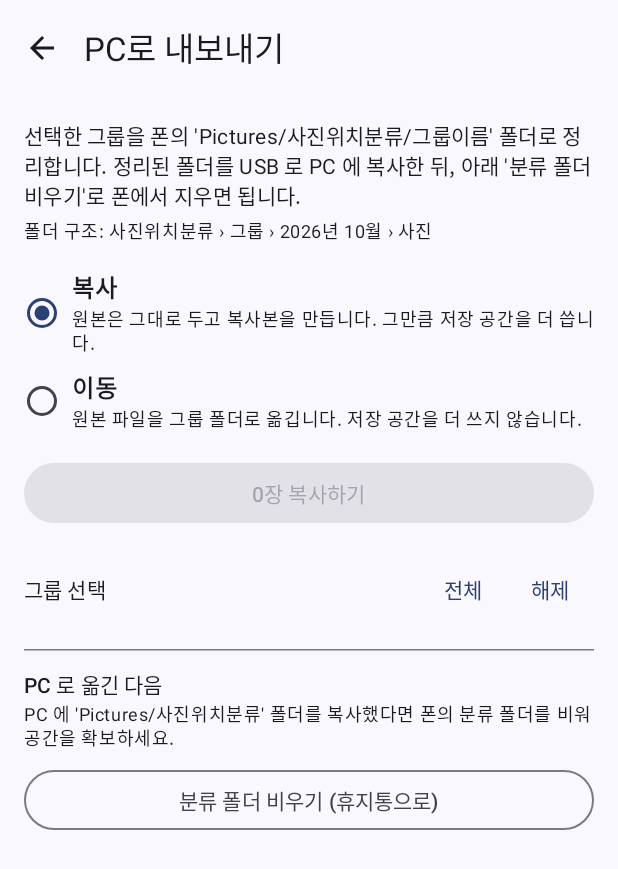
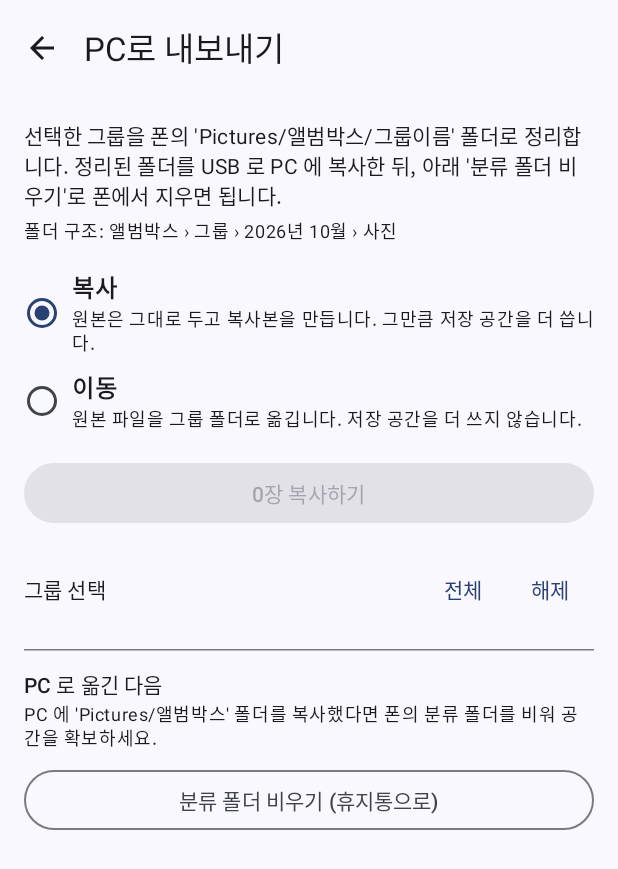
Before and after one commit to lswlight/1st, an Android app built with Jetpack Compose: the screen it shows after launch (MainActivity), after a tap on "PC로 내보내기", on a phone screen of 412 x 824 dp. Shown: the top 869 px of the screen. Run offline under Robolectric (Android 15) with nearby library versions, the phone set to English and light mode, and no system bars; libraries missing offline, so code that uses them is left out: coil.decode.

Commit message:
내보내기 폴더 이름을 Pictures/앨범박스 로 변경
예전 폴더(Pictures/사진위치분류)도 분류 폴더 비우기와 출처 판별에서 계속 인식한다.

Claude-Session: https://claude.ai/code/session_01X3WCR597DtTYbTkuqXLqAN

```diff
--- a/photo-location-app/app/src/main/java/com/lswlight/photolocation/GalleryViewModel.kt
+++ b/photo-location-app/app/src/main/java/com/lswlight/photolocation/GalleryViewModel.kt
@@ -369,7 +369,7 @@ class GalleryViewModel(app: Application) : AndroidViewModel(app) {
         requestNextMove()
     }
 
-    /** 내보내기 폴더(Pictures/사진위치분류)를 통째로 휴지통으로 보낸다. */
+    /** 내보내기 폴더(Pictures/앨범박스)를 통째로 휴지통으로 보낸다. */
     fun clearExported() {
         if (_state.value.exportProgress != null) return
         viewModelScope.launch {
@@ -461,4 +461,4 @@ class GalleryViewModel(app: Application) : AndroidViewModel(app) {
 }
 
 private const val PC_GUIDE =
-    "\n\nPC 에 USB 로 연결한 뒤 '내 PC › 휴대폰 › 내장 메모리 › Pictures › 사진위치분류' 폴더를 복사하세요."
+    "\n\nPC 에 USB 로 연결한 뒤 '내 PC › 휴대폰 › 내장 메모리 › Pictures › 앨범박스' 폴더를 복사하세요."
--- a/photo-location-app/app/src/main/java/com/lswlight/photolocation/MainActivity.kt
+++ b/photo-location-app/app/src/main/java/com/lswlight/photolocation/MainActivity.kt
@@ -521,7 +521,7 @@ private fun ExportScreen(
             title = { Text("원본 사진을 옮길까요?") },
             text = {
                 Text(
-                    "${count}장의 원본이 'Pictures/사진위치분류' 아래 그룹 폴더로 옮겨집니다. " +
+                    "${count}장의 원본이 'Pictures/앨범박스' 아래 그룹 폴더로 옮겨집니다. " +
                         "갤러리 앱에서는 계속 보이지만 원래 폴더(카메라 등)에서는 빠집니다.\n\n" +
                         "다음 화면에서 시스템이 수정 허락을 묻습니다."
                 )
@@ -534,7 +534,7 @@ private fun ExportScreen(
             title = { Text("분류 폴더를 비울까요?") },
             text = {
                 Text(
-                    "'Pictures/사진위치분류' 안의 사진을 모두 휴지통으로 보냅니다.\n\n" +
+                    "'Pictures/앨범박스' 안의 사진을 모두 휴지통으로 보냅니다.\n\n" +
                         "• 복사로 내보냈다면: 복사본만 지워지고 원본은 남습니다.\n" +
                         "• 이동으로 내보냈다면: 폰에서 사진이 사라집니다. PC 로 옮긴 것을 꼭 확인하세요.\n\n" +
                         "휴지통에서 30일 안에는 되살릴 수 있습니다."
@@ -561,12 +561,12 @@ private fun ExportScreen(
             item {
                 Column(Modifier.padding(16.dp)) {
                     Text(
-                        "선택한 그룹을 폰의 'Pictures/사진위치분류/그룹이름' 폴더로 정리합니다. " +
+                        "선택한 그룹을 폰의 'Pictures/앨범박스/그룹이름' 폴더로 정리합니다. " +
                             "정리된 폴더를 USB 로 PC 에 복사한 뒤, 아래 '분류 폴더 비우기'로 폰에서 지우면 됩니다.",
                         style = MaterialTheme.typography.bodyMedium,
                     )
                     Spacer(Modifier.height(4.dp))
-                    Text("폴더 구조: 사진위치분류 › 그룹 › 2026년 10월 › 사진", style = MaterialTheme.typography.bodySmall)
+                    Text("폴더 구조: 앨범박스 › 그룹 › 2026년 10월 › 사진", style = MaterialTheme.typography.bodySmall)
                     Spacer(Modifier.height(12.dp))
                     ModeRow(!move, "복사", "원본은 그대로 두고 복사본을 만듭니다. 그만큼 저장 공간을 더 씁니다.") { move = false }
                     ModeRow(move, "이동", "원본 파일을 그룹 폴더로 옮깁니다. 저장 공간을 더 쓰지 않습니다.") { move = true }
@@ -621,7 +621,7 @@ private fun ExportScreen(
                     Spacer(Modifier.height(12.dp))
                     Text("PC 로 옮긴 다음", style = MaterialTheme.typography.titleSmall)
                     Text(
-                        "PC 에 'Pictures/사진위치분류' 폴더를 복사했다면 폰의 분류 폴더를 비워 공간을 확보하세요.",
+                        "PC 에 'Pictures/앨범박스' 폴더를 복사했다면 폰의 분류 폴더를 비워 공간을 확보하세요.",
                         style = MaterialTheme.typography.bodySmall,
                     )
                     Spacer(Modifier.height(8.dp))
--- a/photo-location-app/app/src/main/java/com/lswlight/photolocation/PhotoSource.kt
+++ b/photo-location-app/app/src/main/java/com/lswlight/photolocation/PhotoSource.kt
@@ -23,8 +23,8 @@ fun receivedGroupName(relativePath: String): String? {
     val lower = path.lowercase()
 
     // 내보내기 기능으로 옮긴 사진은 첫 하위 폴더 이름으로 원래 분류를 되살린다.
-    val exportRoot = EXPORT_ROOT.trim('/')
-    if (path.startsWith(exportRoot)) {
+    val exportRoot = listOf(EXPORT_ROOT, LEGACY_EXPORT_ROOT).map { it.trim('/') }.firstOrNull { path.startsWith(it) }
+    if (exportRoot != null) {
         val sub = path.removePrefix(exportRoot).trim('/').substringBefore('/')
         return sub.takeIf { it in RECEIVED_ORDER || it.startsWith(OTHER_APP_PREFIX) }
     }
```
Also changed, not shown: photo-location-app/app/src/main/java/com/lswlight/photolocation/Exporter.kt (+8 -5 lines), 1 other file.
